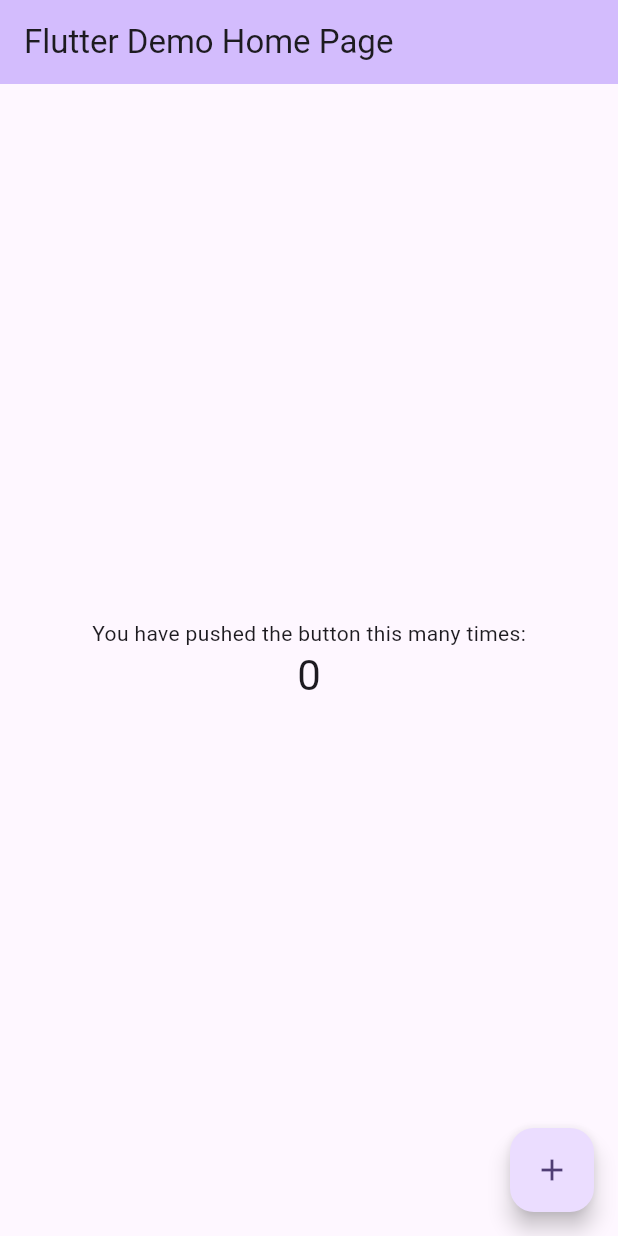
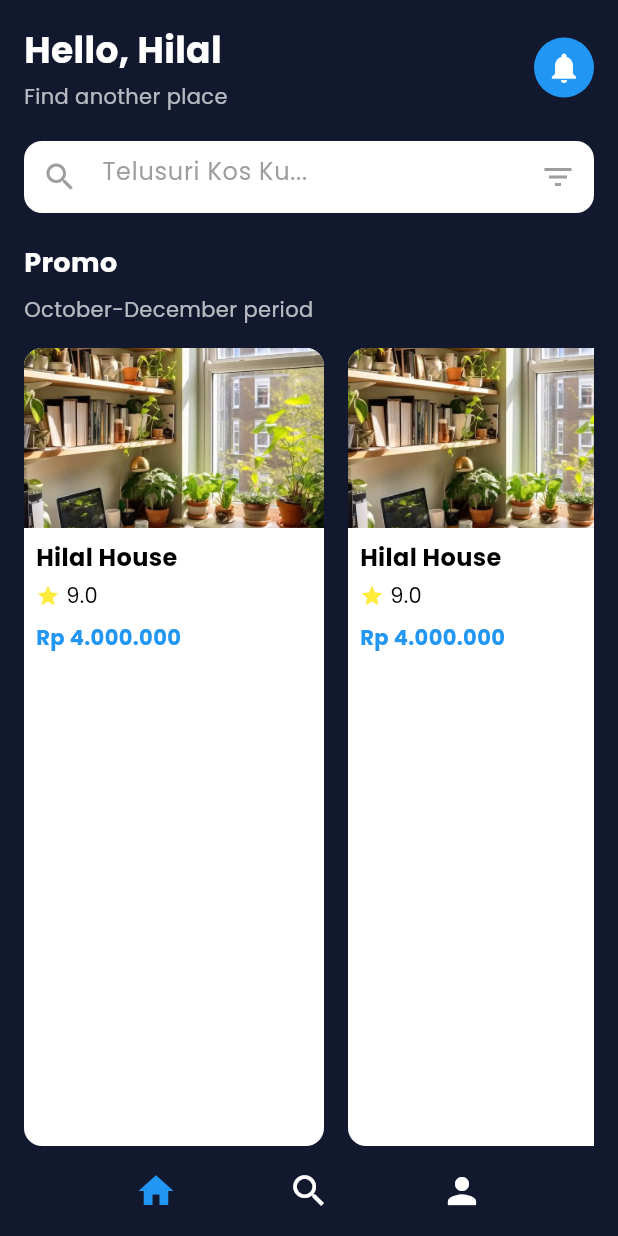
Before and after one commit to SIRxRIS/Kostku, a Flutter app: the screen it shows after launch, on a phone screen of 412 x 824 dp. Run offline on Flutter 3.47's test engine with Material 3 defaults, Android fonts, the phone set to English and light mode, and no system bars; our stand-ins replace google_fonts.

Commit message:
Menambahkan tampilan home

```diff
--- a/lib/main.dart
+++ b/lib/main.dart
@@ -2,125 +2,194 @@ import 'package:flutter/material.dart';
 import 'package:google_fonts/google_fonts.dart';
 
 void main() {
-  runApp(const MyApp());
+  runApp(KostkuApp());
 }
 
-class MyApp extends StatelessWidget {
-  const MyApp({super.key});
-
-  // This widget is the root of your application.
+class KostkuApp extends StatelessWidget {
   @override
   Widget build(BuildContext context) {
     return MaterialApp(
-      title: 'Flutter Demo',
+      debugShowCheckedModeBanner: false,
+      title: 'Kostku App',
       theme: ThemeData(
-        // This is the theme of your application.
-        //
-        // TRY THIS: Try running your application with "flutter run". You'll see
-        // the application has a purple toolbar. Then, without quitting the app,
-        // try changing the seedColor in the colorScheme below to Colors.green
-        // and then invoke "hot reload" (save your changes or press the "hot
-        // reload" button in a Flutter-supported IDE, or press "r" if you used
-        // the command line to start the app).
-        //
-        // Notice that the counter didn't reset back to zero; the application
-        // state is not lost during the reload. To reset the state, use hot
-        // restart instead.
-        //
-        // This works for code too, not just values: Most code changes can be
-        // tested with just a hot reload.
-        colorScheme: ColorScheme.fromSeed(seedColor: Colors.deepPurple),
-        useMaterial3: true,
+        textTheme: GoogleFonts.poppinsTextTheme(),
+        primarySwatch: Colors.blue,
       ),
-      home: const MyHomePage(title: 'Flutter Demo Home Page'),
+      home: HomeScreen(),
     );
   }
 }
 
-class MyHomePage extends StatefulWidget {
-  const MyHomePage({super.key, required this.title});
-
-  // This widget is the home page of your application. It is stateful, meaning
-  // that it has a State object (defined below) that contains fields that affect
-  // how it looks.
-
-  // This class is the configuration for the state. It holds the values (in this
-  // case the title) provided by the parent (in this case the App widget) and
-  // used by the build method of the State. Fields in a Widget subclass are
-  // always marked "final".
-
-  final String title;
-
-  @override
-  State<MyHomePage> createState() => _MyHomePageState();
-}
-
-class _MyHomePageState extends State<MyHomePage> {
-  int _counter = 0;
-
-  void _incrementCounter() {
-    setState(() {
-      // This call to setState tells the Flutter framework that something has
-      // changed in this State, which causes it to rerun the build method below
-      // so that the display can reflect the updated values. If we changed
-      // _counter without calling setState(), then the build method would not be
-      // called again, and so nothing would appear to happen.
-      _counter++;
-    });
-  }
-
+class HomeScreen extends StatelessWidget {
   @override
   Widget build(BuildContext context) {
-    // This method is rerun every time setState is called, for instance as done
-    // by the _incrementCounter method above.
-    //
-    // The Flutter framework has been optimized to make rerunning build methods
-    // fast, so that you can just rebuild anything that needs updating rather
-    // than having to individually change instances of widgets.
     return Scaffold(
-      appBar: AppBar(
-        // TRY THIS: Try changing the color here to a specific color (to
-        // Colors.amber, perhaps?) and trigger a hot reload to see the AppBar
-        // change color while the other colors stay the same.
-        backgroundColor: Theme.of(context).colorScheme.inversePrimary,
-        // Here we take the value from the MyHomePage object that was created by
-        // the App.build method, and use it to set our appbar title.
-        title: Text(widget.title),
+      backgroundColor: Color(0xFF12182E), // Warna latar belakang gelap
+      body: SafeArea(
+        child: Padding(
+          padding: const EdgeInsets.all(16.0),
+          child: Column(
+            crossAxisAlignment: CrossAxisAlignment.start,
+            children: [
+              // Bagian Header
+              Row(
+                mainAxisAlignment: MainAxisAlignment.spaceBetween,
+                children: [
+                  Column(
+                    crossAxisAlignment: CrossAxisAlignment.start,
+                    children: [
+                      Text(
+                        'Hello, Hilal',
+                        style: GoogleFonts.poppins(
+                          color: Colors.white,
+                          fontSize: 24,
+                          fontWeight: FontWeight.bold,
                         ),
-      body: Center(
-        // Center is a layout widget. It takes a single child and positions it
-        // in the middle of the parent.
+                      ),
+                      SizedBox(height: 4),
+                      Text(
+                        'Find another place',
+                        style: GoogleFonts.poppins(
+                          color: Colors.white70,
+                          fontSize: 14,
+                        ),
+                      ),
+                    ],
+                  ),
+                  CircleAvatar(
+                    radius: 20,
+                    backgroundColor: Colors.blue,
+                    child: Icon(Icons.notifications, color: Colors.white),
+                  ),
+                ],
+              ),
+              SizedBox(height: 20),
+
+              // Bagian Search
+              Container(
+                decoration: BoxDecoration(
+                  color: Colors.white,
+                  borderRadius: BorderRadius.circular(12),
+                ),
+                child: TextField(
+                  decoration: InputDecoration(
+                    hintText: 'Telusuri Kos Ku...',
+                    hintStyle: TextStyle(color: Colors.grey),
+                    border: InputBorder.none,
+                    prefixIcon: Icon(Icons.search, color: Colors.grey),
+                    suffixIcon: Icon(Icons.filter_list, color: Colors.grey),
+                  ),
+                ),
+              ),
+              SizedBox(height: 20),
+
+              // Bagian Promo Section
+              Text(
+                'Promo',
+                style: GoogleFonts.poppins(
+                  color: Colors.white,
+                  fontSize: 18,
+                  fontWeight: FontWeight.bold,
+                ),
+              ),
+              SizedBox(height: 8),
+              Text(
+                'October-December period',
+                style: GoogleFonts.poppins(
+                  color: Colors.white70,
+                  fontSize: 14,
+                ),
+              ),
+              SizedBox(height: 16),
+
+              // Bagian List Promo
+              Expanded(
+                child: ListView.builder(
+                  scrollDirection: Axis.horizontal,
+                  itemCount: 3,
+                  itemBuilder: (context, index) {
+                    return Container(
+                      width: 200,
+                      margin: EdgeInsets.only(right: 16),
+                      decoration: BoxDecoration(
+                        color: Colors.white,
+                        borderRadius: BorderRadius.circular(12),
+                      ),
                       child: Column(
-          // Column is also a layout widget. It takes a list of children and
-          // arranges them vertically. By default, it sizes itself to fit its
-          // children horizontally, and tries to be as tall as its parent.
-          //
-          // Column has various properties to control how it sizes itself and
-          // how it positions its children. Here we use mainAxisAlignment to
-          // center the children vertically; the main axis here is the vertical
-          // axis because Columns are vertical (the cross axis would be
-          // horizontal).
-          //
-          // TRY THIS: Invoke "debug painting" (choose the "Toggle Debug Paint"
-          // action in the IDE, or press "p" in the console), to see the
-          // wireframe for each widget.
-          mainAxisAlignment: MainAxisAlignment.center,
-          children: <Widget>[
-            const Text(
-              'You have pushed the button this many times:',
+                        crossAxisAlignment: CrossAxisAlignment.start,
+                        children: [
+                          ClipRRect(
+                            borderRadius: BorderRadius.vertical(
+                              top: Radius.circular(12),
                             ),
+                            child: Image.asset(
+                              'assets/images/bg1.png', // Ganti dengan aset gambar Anda
+                              fit: BoxFit.cover,
+                              height: 120,
+                              width: double.infinity,
+                            ),
+                          ),
+                          Padding(
+                            padding: const EdgeInsets.all(8.0),
+                            child: Column(
+                              crossAxisAlignment: CrossAxisAlignment.start,
+                              children: [
                                 Text(
-              '$_counter',
-              style: Theme.of(context).textTheme.headlineMedium,
+                                  'Hilal House',
+                                  style: GoogleFonts.poppins(
+                                    fontSize: 16,
+                                    fontWeight: FontWeight.bold,
+                                    color: Colors.black,
+                                  ),
+                                ),
+                                SizedBox(height: 4),
+                                Row(
+                                  children: [
+                                    Icon(Icons.star,
+                                        color: Colors.yellow, size: 16),
+                                    SizedBox(width: 4),
+                                    Text(
+                                      '9.0',
+                                      style: GoogleFonts.poppins(
+                                        fontSize: 14,
+                                        color: Colors.black,
+                                      ),
+                                    ),
+                                  ],
+                                ),
+                                SizedBox(height: 8),
+                                Text(
+                                  'Rp 4.000.000',
+                                  style: GoogleFonts.poppins(
+                                    fontSize: 14,
+                                    fontWeight: FontWeight.bold,
+                                    color: Colors.blue,
+                                  ),
                                 ),
                               ],
                             ),
                           ),
-      floatingActionButton: FloatingActionButton(
-        onPressed: _incrementCounter,
-        tooltip: 'Increment',
-        child: const Icon(Icons.add),
-      ), // This trailing comma makes auto-formatting nicer for build methods.
+                        ],
+                      ),
+                    );
+                  },
+                ),
+              ),
+
+              // Tambahan untuk footer navbar (opsional)
+              SizedBox(height: 16),
+              Row(
+                mainAxisAlignment: MainAxisAlignment.spaceEvenly,
+                children: [
+                  Icon(Icons.home, color: Colors.blue, size: 28),
+                  Icon(Icons.search, color: Colors.white, size: 28),
+                  Icon(Icons.person, color: Colors.white, size: 28),
+                ],
+              ),
+            ],
+          ),
+        ),
+      ),
     );
   }
 }
--- a/pubspec.yaml
+++ b/pubspec.yaml
@@ -52,9 +52,9 @@ dev_dependencies:
 
 # The following section is specific to Flutter packages.
 flutter:
-uses-material-design: true
-assets:
-  - assets/images/
+  uses-material-design: true
+  assets:
+    - assets/images/bg1.png
     # The following line ensures that the Material Icons font is
     # included with your application, so that you can use the icons in
     # the material Icons class.
```
Also changed, not shown: assets/images/bg1.png (added). Lines whose indentation alone changed are shown as unchanged.
